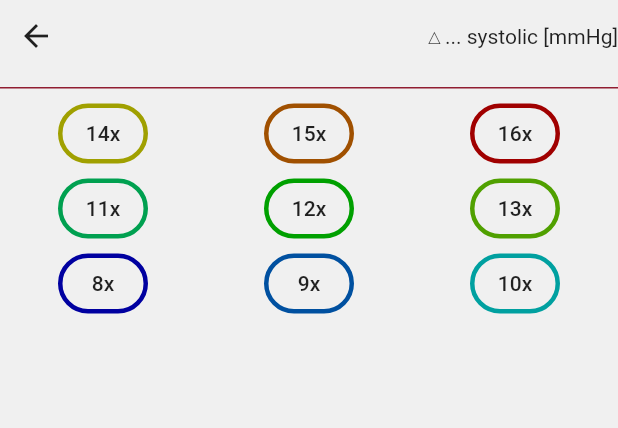
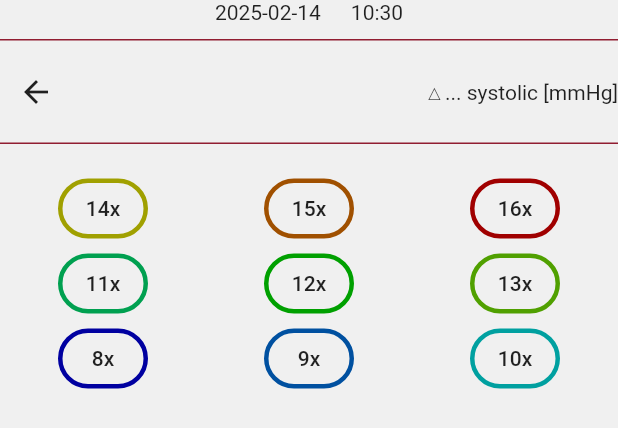
Before and after one commit to exploratia/xtracker, a Flutter app: the BloodPressureQuickInput widget shown alone on an empty page, opened directly, on a phone screen of 412 x 824 dp. Shown: the top 428 px of the screen. Run offline on Flutter 3.47's test engine with Material 3 defaults, Android fonts, the phone set to English and light mode, and no system bars; our stand-ins replace flutter_colorpicker, flutter_secure_storage, logger, package_info_plus, share_plus; missing offline and left inert: flutter_archive; accounts and stored records are empty; generated files the repository leaves out were written again.

Commit message:
show date in blood pressure input

```diff
--- a/lib/src/model/series/data/blood_pressure/blood_pressure_value.dart
+++ b/lib/src/model/series/data/blood_pressure/blood_pressure_value.dart
@@ -4,11 +4,16 @@ import '../../../../util/color_utils.dart';
 
 class BloodPressureValue {
   final String uuid;
+  final DateTime dateTime;
 
   final int high;
   final int low;
 
-  BloodPressureValue(this.uuid, this.high, this.low);
+  BloodPressureValue(this.uuid, this.dateTime, this.high, this.low);
+
+  BloodPressureValue cloneWith(int high, int low) {
+    return BloodPressureValue(uuid, dateTime, high, low);
+  }
 
   static Color bestPossibleValueColor = const Color.fromRGBO(0, 160, 0, 1);
 
--- a/lib/src/widgets/series/data/input/blood_pressure/blood_pressure_quick_input.dart
+++ b/lib/src/widgets/series/data/input/blood_pressure/blood_pressure_quick_input.dart
@@ -5,17 +5,20 @@ import 'package:uuid/uuid.dart';
 import '../../../../../model/series/data/blood_pressure/blood_pressure_value.dart';
 import '../../../../../model/series/series_def.dart';
 import '../../../../../model/series/series_type.dart';
+import '../../../../../util/date_time_utils.dart';
 
 class BloodPressureQuickInput extends StatefulWidget {
-  const BloodPressureQuickInput({super.key});
+  const BloodPressureQuickInput({super.key, this.bloodPressureValue});
 
-  static Future<BloodPressureValue?> showInputDlg(BuildContext context, SeriesDef seriesDef) async {
+  final BloodPressureValue? bloodPressureValue;
+
+  static Future<BloodPressureValue?> showInputDlg(BuildContext context, SeriesDef seriesDef, {BloodPressureValue? bloodPressureValue}) async {
     final t = AppLocalizations.of(context)!;
     return await showDialog<BloodPressureValue>(
       context: context,
       builder: (ctx) => AlertDialog(
         title: Text(SeriesType.displayNameOf(seriesDef.seriesType, t)),
-        content: const BloodPressureQuickInput(),
+        content: BloodPressureQuickInput(bloodPressureValue: bloodPressureValue),
         actions: [
           TextButton(
             onPressed: () {
@@ -33,11 +36,19 @@ class BloodPressureQuickInput extends StatefulWidget {
 }
 
 class _BloodPressureQuickInputState extends State<BloodPressureQuickInput> {
+  late DateTime dateTime;
+
   int _high = 120;
   int _highRough = 120;
   int _low = 80;
   int _lowRough = 80;
   _DialogStep _dialogStep = _DialogStep.highRough;
+
+  @override
+  initState() {
+    dateTime = widget.bloodPressureValue?.dateTime ?? DateTime.now();
+    super.initState();
+  }
 
   _setStep(_DialogStep step) {
     setState(() {
@@ -62,7 +73,12 @@ class _BloodPressureQuickInputState extends State<BloodPressureQuickInput> {
   _setLow(int value) {
     setState(() {
       _low = _lowRough + value;
-      var val = BloodPressureValue(const Uuid().v4(), _high, _low);
+      BloodPressureValue val;
+      if (widget.bloodPressureValue != null) {
+        val = widget.bloodPressureValue!.cloneWith(_high, _low);
+      } else {
+        val = BloodPressureValue(const Uuid().v4(), dateTime, _high, _low);
+      }
       Navigator.pop(context, val);
     });
   }
@@ -83,6 +99,8 @@ class _BloodPressureQuickInputState extends State<BloodPressureQuickInput> {
         child: Column(
           spacing: 10,
           children: [
+            _DateTimeHeader(dateTime: dateTime),
+            const Divider(height: 1),
             Row(
               mainAxisAlignment: MainAxisAlignment.spaceBetween,
               children: [
@@ -91,6 +109,7 @@ class _BloodPressureQuickInputState extends State<BloodPressureQuickInput> {
               ],
             ),
             const Divider(height: 1),
+            const SizedBox(height: 3),
             _ValBtnRow(values: [14, 15, 16], setValue: _setHighRough, dialogStep: _dialogStep),
             _ValBtnRow(values: [11, 12, 13], setValue: _setHighRough, dialogStep: _dialogStep),
             _ValBtnRow(values: [8, 9, 10], setValue: _setHighRough, dialogStep: _dialogStep),
@@ -103,6 +122,8 @@ class _BloodPressureQuickInputState extends State<BloodPressureQuickInput> {
         child: Column(
           spacing: 10,
           children: [
+            _DateTimeHeader(dateTime: dateTime),
+            const Divider(height: 1),
             Row(
               mainAxisAlignment: MainAxisAlignment.spaceBetween,
               children: [
@@ -111,6 +132,7 @@ class _BloodPressureQuickInputState extends State<BloodPressureQuickInput> {
               ],
             ),
             const Divider(height: 1),
+            const SizedBox(height: 3),
             _ValBtnRow(values: [7, 8, 9], setValue: _setHigh, roughVal: _highRough, dialogStep: _dialogStep),
             _ValBtnRow(values: [4, 5, 6], setValue: _setHigh, roughVal: _highRough, dialogStep: _dialogStep),
             _ValBtnRow(values: [1, 2, 3], setValue: _setHigh, roughVal: _highRough, dialogStep: _dialogStep),
@@ -123,6 +145,8 @@ class _BloodPressureQuickInputState extends State<BloodPressureQuickInput> {
         child: Column(
           spacing: 10,
           children: [
+            _DateTimeHeader(dateTime: dateTime),
+            const Divider(height: 1),
             Row(
               mainAxisAlignment: MainAxisAlignment.spaceBetween,
               children: [
@@ -131,6 +155,7 @@ class _BloodPressureQuickInputState extends State<BloodPressureQuickInput> {
               ],
             ),
             const Divider(height: 1),
+            const SizedBox(height: 3),
             _ValBtnRow(values: [10, 11, 12], setValue: _setLowRough, dialogStep: _dialogStep),
             _ValBtnRow(values: [7, 8, 9], setValue: _setLowRough, dialogStep: _dialogStep),
             _ValBtnRow(values: [4, 5, 6], setValue: _setLowRough, dialogStep: _dialogStep),
@@ -143,6 +168,8 @@ class _BloodPressureQuickInputState extends State<BloodPressureQuickInput> {
         child: Column(
           spacing: 10,
           children: [
+            _DateTimeHeader(dateTime: dateTime),
+            const Divider(height: 1),
             Row(
               mainAxisAlignment: MainAxisAlignment.spaceBetween,
               children: [
@@ -151,6 +178,7 @@ class _BloodPressureQuickInputState extends State<BloodPressureQuickInput> {
               ],
             ),
             const Divider(height: 1),
+            const SizedBox(height: 3),
             _ValBtnRow(values: [7, 8, 9], setValue: _setLow, roughVal: _lowRough, dialogStep: _dialogStep),
             _ValBtnRow(values: [4, 5, 6], setValue: _setLow, roughVal: _lowRough, dialogStep: _dialogStep),
             _ValBtnRow(values: [1, 2, 3], setValue: _setLow, roughVal: _lowRough, dialogStep: _dialogStep),
@@ -161,6 +189,26 @@ class _BloodPressureQuickInputState extends State<BloodPressureQuickInput> {
     }
 
     return const Placeholder();
+  }
+}
+
+class _DateTimeHeader extends StatelessWidget {
+  const _DateTimeHeader({
+    required this.dateTime,
+  });
+
+  final DateTime dateTime;
+
+  @override
+  Widget build(BuildContext context) {
+    return Row(
+      mainAxisAlignment: MainAxisAlignment.center,
+      spacing: 20,
+      children: [
+        Text(DateTimeUtils.formateDate(dateTime)),
+        Text(DateTimeUtils.formateTime(dateTime)),
+      ],
+    );
   }
 }
 
```
